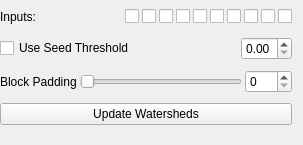
ilastik/ilastik, file ilastik/applets/vigraWatershedViewer/drawer.ui: the form before one commit.
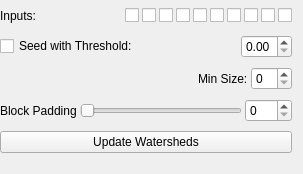
The form after the commit.

Commit message: VigraWatershedViewer: Seeds generated via thresholding are now filtered by size.

What changed in the file:
```diff
--- a/ilastik/applets/vigraWatershedViewer/drawer.ui
+++ b/ilastik/applets/vigraWatershedViewer/drawer.ui
@@ -7,7 +7,7 @@
     <x>0</x>
     <y>0</y>
     <width>303</width>
-    <height>145</height>
+    <height>174</height>
    </rect>
   </property>
   <property name="windowTitle">
@@ -122,7 +122,7 @@
      <item>
       <widget class="QCheckBox" name="useSeedsCheckbox">
        <property name="text">
-        <string>Use Seed Threshold</string>
+        <string>Seed with Threshold:</string>
        </property>
       </widget>
      </item>
@@ -151,6 +151,33 @@
      </item>
     </layout>
    </item>
+   <item>
+    <layout class="QHBoxLayout" name="horizontalLayout_2">
+     <item>
+      <spacer name="horizontalSpacer_3">
+       <property name="orientation">
+        <enum>Qt::Horizontal</enum>
+       </property>
+       <property name="sizeHint" stdset="0">
+        <size>
+         <width>40</width>
+         <height>20</height>
+        </size>
+       </property>
+      </spacer>
+     </item>
+     <item>
+      <widget class="QLabel" name="label_3">
+       <property name="text">
+        <string>Min Size:</string>
+       </property>
+      </widget>
+     </item>
+     <item>
+      <widget class="QSpinBox" name="seedSizeSpinBox"/>
+     </item>
+    </layout>
+   </item>
    <item>
     <layout class="QHBoxLayout" name="horizontalLayout">
      <property name="sizeConstraint">
```
Left out of the diff: 2 changed lines with no effect on the pictures. The commit also changes 2 other files.
